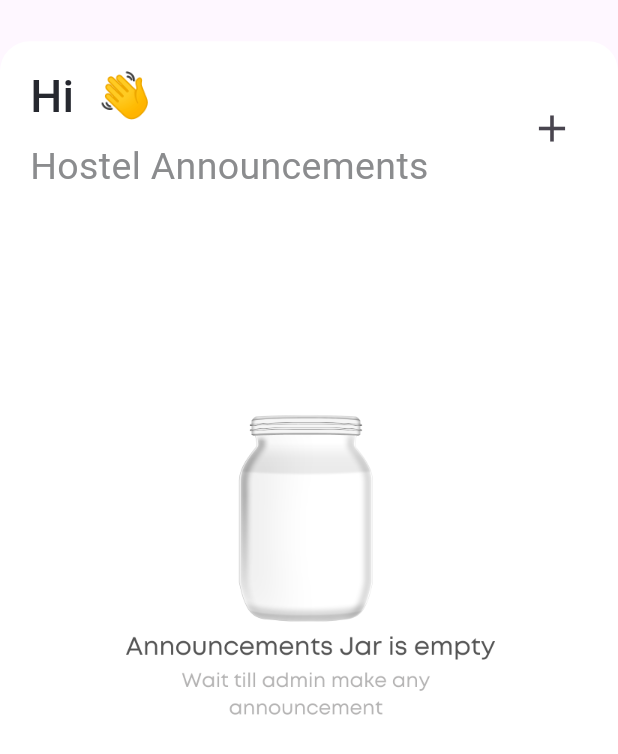
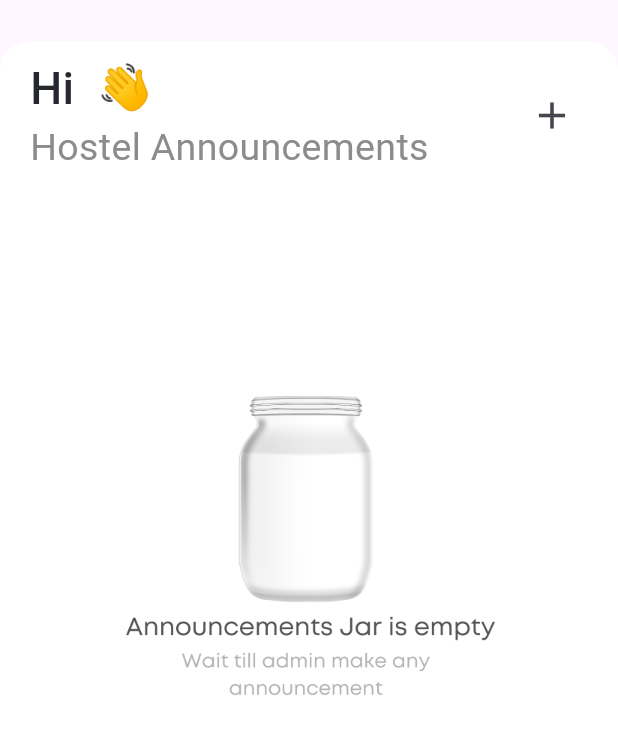
Before and after one commit to Photon3009/Auberge, a Flutter app: the HomeScreen widget shown alone on an empty page, opened directly, on a phone screen of 412 x 824 dp. Shown: the top 754 px of the screen. Run offline on Flutter 3.47's test engine with Material 3 defaults, Android fonts, the light colour scheme and no system bars; our stand-ins replace another_flushbar, cloud_firestore, firebase_auth, firebase_core, flutter_spinkit, fluttertoast and 2 more; missing offline and left inert: gsheets; accounts and stored records are empty; Roboto replaces fonts that are missing (Sen).

Commit message:
home and profile screen ui fix

```diff
--- a/lib/view/nav_bar/home_screen.dart
+++ b/lib/view/nav_bar/home_screen.dart
@@ -54,7 +54,7 @@ class _HomeState extends State<HomeScreen> {
           crossAxisAlignment: CrossAxisAlignment.start,
           children: [
             const SizedBox(
-              height: 15,
+              height: 10,
             ),
             Row(
               mainAxisAlignment: MainAxisAlignment.spaceBetween,
@@ -74,9 +74,6 @@ class _HomeState extends State<HomeScreen> {
                                     fontFamily: "Sen",
                                     fontSize: 30,
                                     fontWeight: FontWeight.w500)),
-                          const SizedBox(
-                            height: 8,
-                          ),
                           const Text('Hostel Announcements',
                               style: TextStyle(
                                   color: Color.fromRGBO(139, 140, 142, 1),
@@ -103,7 +100,8 @@ class _HomeState extends State<HomeScreen> {
                 )
               ],
             ),
-            SingleChildScrollView(
+            Expanded(
+              child: SingleChildScrollView(
                   child: SizedBox(
                       height: h / 1.36,
                       child: Column(
@@ -153,10 +151,12 @@ class _HomeState extends State<HomeScreen> {
                                     reverse: false,
                                     shrinkWrap: true,
                                     itemBuilder: (context, index) {
-                                    final announcement = announcementDocs[index]
-                                        .data() as Map<String, dynamic>?;
+                                      final announcement =
+                                          announcementDocs[index].data()
+                                              as Map<String, dynamic>?;
                                       final title =
-                                        announcement?['title'] as String? ?? "";
+                                          announcement?['title'] as String? ??
+                                              "";
                                       final description =
                                           announcement?['description']
                                                   as String? ??
@@ -177,7 +177,8 @@ class _HomeState extends State<HomeScreen> {
                             const SizedBox(
                               height: 10,
                             ),
-                        ])))
+                          ]))),
+            )
           ],
         ),
       ),
--- a/lib/view/nav_bar/user_profile_screen.dart
+++ b/lib/view/nav_bar/user_profile_screen.dart
@@ -42,7 +42,7 @@ class _HomeState extends State<ProfileScreen> {
             child: Column(
               crossAxisAlignment: CrossAxisAlignment.center,
               children: [
-                const SizedBox(height: 10.0),
+                const SizedBox(height: 5.0),
                 Text(
                   name,
                   style: const TextStyle(
@@ -97,12 +97,12 @@ class _HomeState extends State<ProfileScreen> {
                         fontFamily: "Sen",
                         fontSize: 18,
                         fontWeight: FontWeight.bold)),
-                const SizedBox(height: 10.0),
                 const Padding(
                   padding: EdgeInsets.only(left: 20, right: 20, bottom: 20),
                   child: Center(
                     child: Text(
                         "If you would like to provide feedback or suggest new features, please send an email to aubergefeedback@gmail.com",
+                        textAlign: TextAlign.center,
                         style: TextStyle(
                             color: Colors.white,
                             fontFamily: "Sen",
```
Lines whose indentation alone changed are shown as unchanged.
